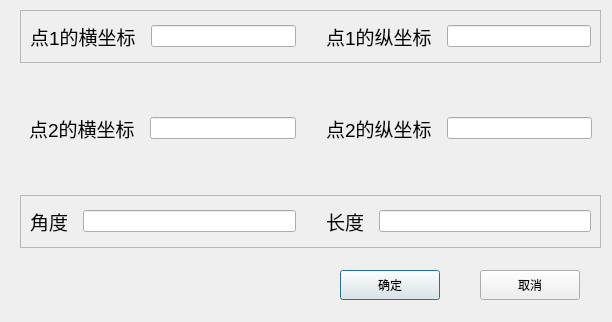
Qt form posdialog.ui (charon-cheung/QSketch) before a commit.
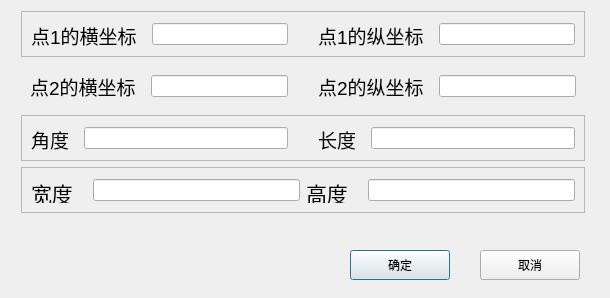
The same form after that commit.

Patch:
```diff
--- a/posdialog.ui
+++ b/posdialog.ui
@@ -6,8 +6,8 @@
    <rect>
     <x>0</x>
     <y>0</y>
-    <width>612</width>
-    <height>322</height>
+    <width>610</width>
+    <height>298</height>
    </rect>
   </property>
   <property name="windowTitle">
@@ -16,8 +16,8 @@
   <widget class="QPushButton" name="accept">
    <property name="geometry">
     <rect>
-     <x>340</x>
-     <y>270</y>
+     <x>350</x>
+     <y>250</y>
      <width>100</width>
      <height>30</height>
     </rect>
@@ -30,7 +30,7 @@
    <property name="geometry">
     <rect>
      <x>480</x>
-     <y>270</y>
+     <y>250</y>
      <width>100</width>
      <height>30</height>
     </rect>
@@ -42,16 +42,13 @@
   <widget class="QWidget" name="">
    <property name="geometry">
     <rect>
-     <x>20</x>
-     <y>10</y>
-     <width>581</width>
-     <height>238</height>
+     <x>21</x>
+     <y>11</y>
+     <width>564</width>
+     <height>202</height>
     </rect>
    </property>
    <layout class="QVBoxLayout" name="verticalLayout">
-    <property name="spacing">
-     <number>40</number>
-    </property>
     <item>
      <widget class="QFrame" name="frame_1">
       <property name="frameShape">
@@ -211,6 +208,52 @@
       </layout>
      </widget>
     </item>
+    <item>
+     <widget class="QFrame" name="frame">
+      <property name="frameShape">
+       <enum>QFrame::StyledPanel</enum>
+      </property>
+      <property name="frameShadow">
+       <enum>QFrame::Raised</enum>
+      </property>
+      <layout class="QGridLayout" name="gridLayout_4">
+       <item row="0" column="0">
+        <layout class="QHBoxLayout" name="horizontalLayout_11">
+         <property name="spacing">
+          <number>20</number>
+         </property>
+         <item>
+          <widget class="QLabel" name="label_8">
+           <property name="text">
+            <string>&lt;html&gt;&lt;head/&gt;&lt;body&gt;&lt;p&gt;&lt;span style=&quot; font-size:16pt;&quot;&gt;宽度&lt;/span&gt;&lt;/p&gt;&lt;/body&gt;&lt;/html&gt;</string>
+           </property>
+          </widget>
+         </item>
+         <item>
+          <widget class="QLineEdit" name="width"/>
+         </item>
+        </layout>
+       </item>
+       <item row="0" column="1">
+        <layout class="QHBoxLayout" name="horizontalLayout_10">
+         <property name="spacing">
+          <number>20</number>
+         </property>
+         <item>
+          <widget class="QLabel" name="label_7">
+           <property name="text">
+            <string>&lt;html&gt;&lt;head/&gt;&lt;body&gt;&lt;p&gt;&lt;span style=&quot; font-size:16pt;&quot;&gt;高度&lt;/span&gt;&lt;/p&gt;&lt;/body&gt;&lt;/html&gt;</string>
+           </property>
+          </widget>
+         </item>
+         <item>
+          <widget class="QLineEdit" name="height"/>
+         </item>
+        </layout>
+       </item>
+      </layout>
+     </widget>
+    </item>
    </layout>
   </widget>
  </widget>
```
